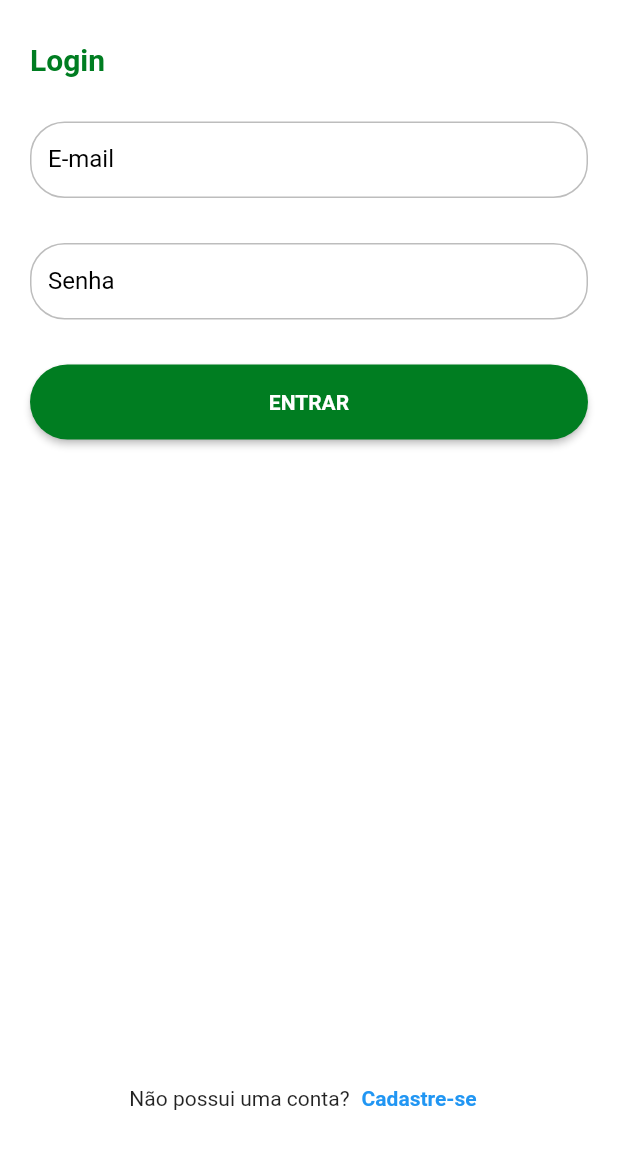
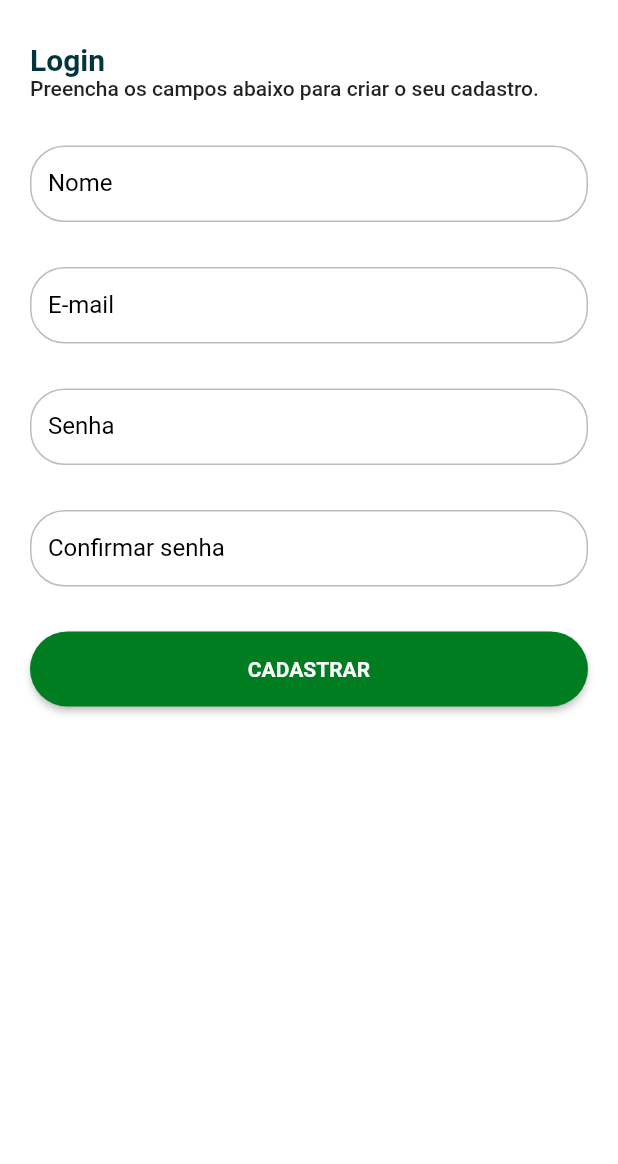
Before and after one commit to GiovaniFSO/veggie_burguer_mobile, a Flutter app: the LoginPage screen opened by its route, after a tap on "Cadastre-se", on a phone screen of 412 x 824 dp, the part 72-1236 px from its top. Run offline on Flutter 3.47's test engine with Material 2 defaults, Android fonts, the phone set to English and light mode, and no system bars; our stand-ins replace get; Roboto replaces fonts that are missing (mplus1).

Commit message:
add registrer page

```diff
--- a/lib/app/modules/auth/login/login_page.dart
+++ b/lib/app/modules/auth/login/login_page.dart
@@ -31,7 +31,7 @@ class LoginPage extends StatelessWidget {
                       'Login',
                       style: context.textTheme.headline6?.copyWith(
                           fontWeight: FontWeight.bold,
-                          color: context.theme.primaryColor),
+                          color: context.theme.primaryColorDark),
                     ),
                     const SizedBox(
                       height: 30,
@@ -55,7 +55,9 @@ class LoginPage extends StatelessWidget {
                       children: [
                         const Text('Não possui uma conta?'),
                         TextButton(
-                          onPressed: () {},
+                          onPressed: () {
+                            Get.toNamed('/auth/register');
+                          },
                           child: const Text(
                             'Cadastre-se',
                             style: VeggieUi.textBold,
--- /dev/null
+++ b/lib/app/modules/auth/register/register_page.dart
@@ -0,0 +1,69 @@
+import 'package:flutter/material.dart';
+import 'package:get/get.dart';
+import 'package:veggie_burguer_mobile/app/core/ui/veggie_ui.dart';
+import 'package:veggie_burguer_mobile/app/core/ui/widgets/veggie_app_bar.dart';
+import 'package:veggie_burguer_mobile/app/core/ui/widgets/veggie_button.dart';
+import 'package:veggie_burguer_mobile/app/core/ui/widgets/veggie_textformfield.dart';
+
+class RegisterPage extends StatelessWidget {
+  const RegisterPage({Key? key}) : super(key: key);
+
+  @override
+  Widget build(BuildContext context) {
+    return Scaffold(
+      appBar: VeggieAppBar(
+        elevation: 0,
+      ),
+      backgroundColor: Colors.white,
+      body: SingleChildScrollView(
+        child: IntrinsicHeight(
+          child: Form(
+            child: Padding(
+              padding: const EdgeInsets.all(20.0),
+              child: Column(
+                crossAxisAlignment: CrossAxisAlignment.start,
+                children: [
+                  Text(
+                    'Login',
+                    style: context.textTheme.headline6?.copyWith(
+                        fontWeight: FontWeight.bold,
+                        color: context.theme.primaryColorDark),
+                  ),
+                  Text(
+                    'Preencha os campos abaixo para criar o seu cadastro.',
+                    style: context.textTheme.bodyText1,
+                  ),
+                  const SizedBox(
+                    height: 30,
+                  ),
+                  const VeggieTextformfield(label: 'Nome'),
+                  const SizedBox(
+                    height: 30,
+                  ),
+                  const VeggieTextformfield(label: 'E-mail'),
+                  const SizedBox(
+                    height: 30,
+                  ),
+                  const VeggieTextformfield(label: 'Senha'),
+                  const SizedBox(
+                    height: 30,
+                  ),
+                  const VeggieTextformfield(label: 'Confirmar senha'),
+                  const SizedBox(
+                    height: 30,
+                  ),
+                  Center(
+                    child: VeggieButton(
+                        width: context.width,
+                        label: 'CADASTRAR',
+                        onPressed: () {}),
+                  ),
+                ],
+              ),
+            ),
+          ),
+        ),
+      ),
+    );
+  }
+}
--- a/lib/app/routes/auth_routers.dart
+++ b/lib/app/routes/auth_routers.dart
@@ -1,5 +1,6 @@
 import 'package:get/get.dart';
 import 'package:veggie_burguer_mobile/app/modules/auth/login/login_page.dart';
+import 'package:veggie_burguer_mobile/app/modules/auth/register/register_page.dart';
 
 class AuthRouters {
   AuthRouters._();
@@ -8,6 +9,10 @@ class AuthRouters {
     GetPage(
       name: '/auth/login',
       page: () => const LoginPage(),
+    ),
+    GetPage(
+      name: '/auth/register',
+      page: () => const RegisterPage(),
     )
   ];
 }
```
